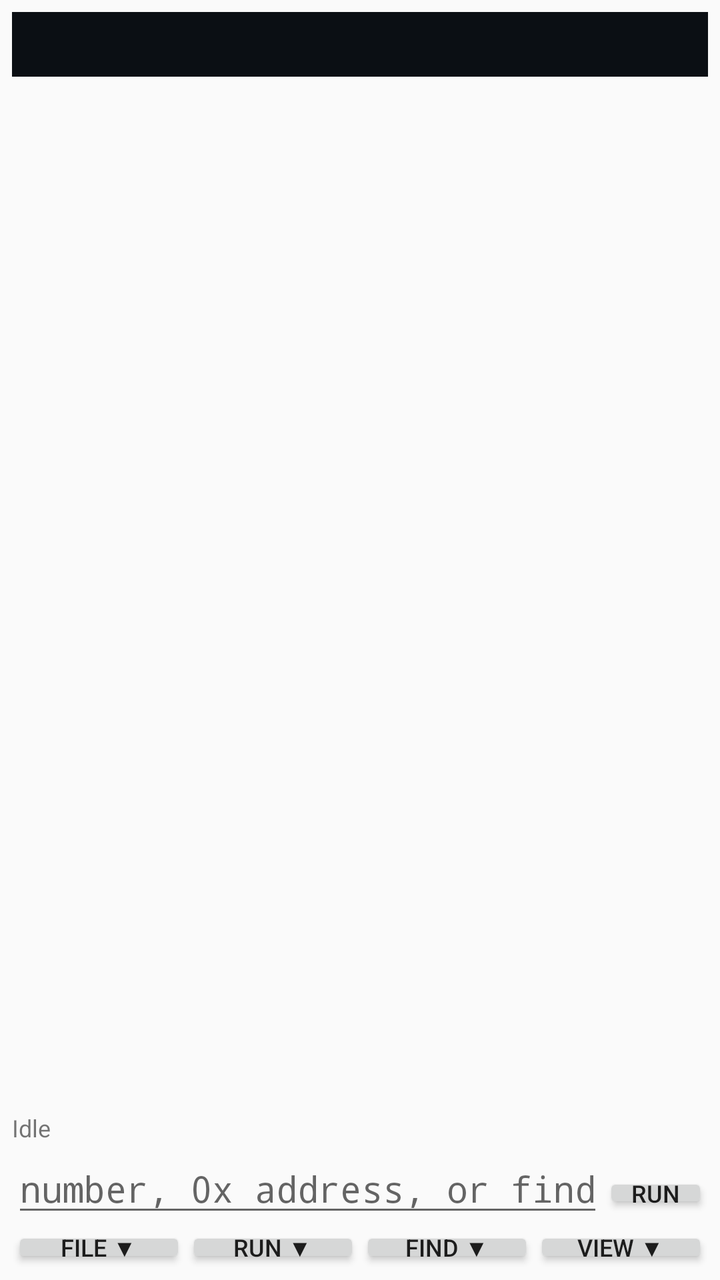
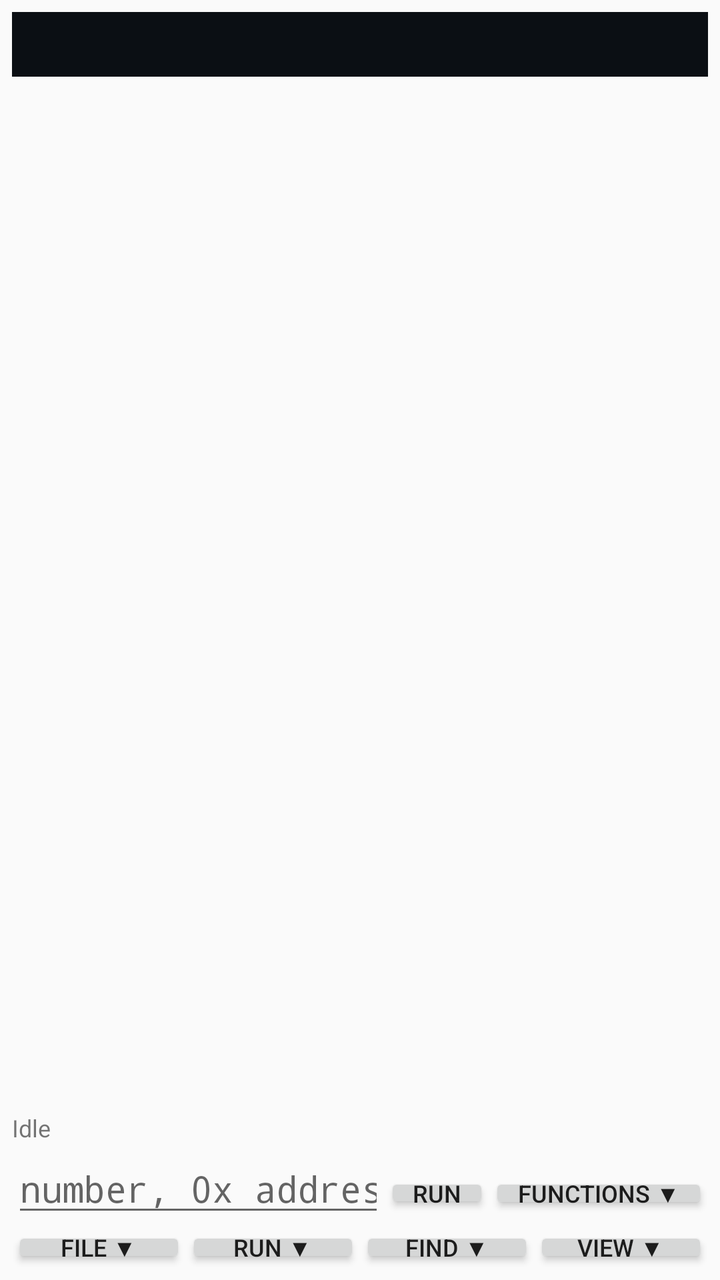

Screens rendered from an Android XML layout before and after an edit, with the pre-edit source and the edit as a unified diff.
<!-- AndroidManifest.xml: application theme android:Theme.Material.Light.NoActionBar -->
<!-- res/layout/activity_main.xml -->
<?xml version="1.0" encoding="utf-8"?>
<LinearLayout xmlns:android="http://schemas.android.com/apk/res/android"
    android:layout_width="match_parent"
    android:layout_height="match_parent"
    android:orientation="vertical"
    android:padding="6dp">

    <ScrollView
        android:id="@+id/scrollView"
        android:layout_width="match_parent"
        android:layout_height="0dp"
        android:layout_weight="1"
        android:fadeScrollbars="false"
        android:scrollbarAlwaysDrawVerticalTrack="true"
        android:scrollbarSize="10dp"
        android:scrollbarStyle="insideOverlay">

        
        <HorizontalScrollView
            android:layout_width="match_parent"
            android:layout_height="wrap_content"
            android:background="#0B0F14"
            android:fadeScrollbars="false"
            android:scrollbarAlwaysDrawHorizontalTrack="true"
            android:scrollbarSize="10dp"
            android:scrollbarStyle="insideOverlay">

            <TextView
                android:id="@+id/outputText"
                android:layout_width="wrap_content"
                android:layout_height="wrap_content"
                android:fontFamily="monospace"
                android:padding="8dp"
                android:textColor="#D4D4D4"
                android:textIsSelectable="true"
                android:textSize="12sp" />
        </HorizontalScrollView>
    </ScrollView>

    <ProgressBar
        android:id="@+id/progressBar"
        style="?android:attr/progressBarStyleHorizontal"
        android:layout_width="match_parent"
        android:layout_height="wrap_content"
        android:indeterminate="true"
        android:visibility="gone" />

    <TextView
        android:id="@+id/statusText"
        android:layout_width="match_parent"
        android:layout_height="wrap_content"
        android:text="Idle"
        android:textSize="12sp" />

    
    <LinearLayout
        android:layout_width="match_parent"
        android:layout_height="wrap_content"
        android:orientation="horizontal">

        <EditText
            android:id="@+id/cmdInput"
            android:layout_width="0dp"
            android:layout_height="wrap_content"
            android:layout_weight="1"
            android:fontFamily="monospace"
            android:hint="number, 0x address, or find WORD"
            android:imeOptions="actionGo"
            android:inputType="text"
            android:singleLine="true" />

        <Button
            android:id="@+id/runButton"
            style="@style/CompactButton"
            android:layout_width="wrap_content"
            android:layout_height="wrap_content"
            android:paddingLeft="14dp"
            android:paddingRight="14dp"
            android:text="Run" />
    </LinearLayout>

    
    <LinearLayout
        android:layout_width="match_parent"
        android:layout_height="wrap_content"
        android:orientation="horizontal">

        <Button
            android:id="@+id/fileMenuButton"
            style="@style/CompactButton"
            android:layout_width="0dp"
            android:layout_height="wrap_content"
            android:layout_weight="1"
            android:text="FILE ▼" />

        <Button
            android:id="@+id/runMenuButton"
            style="@style/CompactButton"
            android:layout_width="0dp"
            android:layout_height="wrap_content"
            android:layout_weight="1"
            android:text="RUN ▼" />

        <Button
            android:id="@+id/findMenuButton"
            style="@style/CompactButton"
            android:layout_width="0dp"
            android:layout_height="wrap_content"
            android:layout_weight="1"
            android:text="FIND ▼" />

        <Button
            android:id="@+id/viewMenuButton"
            style="@style/CompactButton"
            android:layout_width="0dp"
            android:layout_height="wrap_content"
            android:layout_weight="1"
            android:text="VIEW ▼" />
    </LinearLayout>

</LinearLayout>
<!-- resources referenced by this layout -->
<resources>
  <style name="CompactButton" parent="@android:style/Widget.Material.Button">
          <item name="android:minHeight">0dp</item>
          <item name="android:minWidth">0dp</item>
          <item name="android:textSize">12sp</item>
          <item name="android:paddingTop">2dp</item>
          <item name="android:paddingBottom">2dp</item>
      </style>
</resources>

<!-- the commit's change to res/layout/activity_main.xml (unified diff, before → after) -->
@@ -77,6 +77,15 @@
             android:paddingLeft="14dp"
             android:paddingRight="14dp"
             android:text="Run" />
+
+        <Button
+            android:id="@+id/functionsPickButton"
+            style="@style/CompactButton"
+            android:layout_width="wrap_content"
+            android:layout_height="wrap_content"
+            android:paddingLeft="14dp"
+            android:paddingRight="14dp"
+            android:text="Functions ▼" />
     </LinearLayout>
 
     
